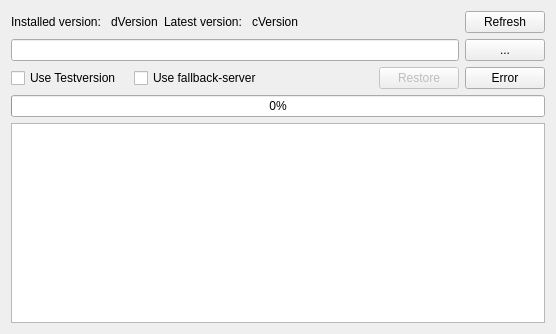
FusionLauncher/FusionUpdater, file mainwindow.ui: the form before one commit.
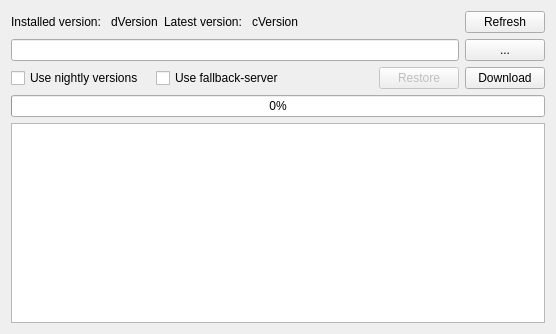
The form after the commit.

Commit message:
Change the Updater to fit latest Issues
[ISSUE 28]
[ISSUE 35]
[ISSUE 33]
[ISSUE 29]
[ISSUE 30]

What changed in the file:
```diff
--- a/mainwindow.ui
+++ b/mainwindow.ui
@@ -143,7 +143,7 @@
        <item>
         <widget class="QCheckBox" name="cb_useNightly">
          <property name="text">
-          <string>Use Testversion</string>
+          <string>Use nightly versions</string>
          </property>
         </widget>
        </item>
@@ -187,7 +187,7 @@
        <item>
         <widget class="QPushButton" name="updateButton">
          <property name="text">
-          <string>Error</string>
+          <string>Download</string>
          </property>
         </widget>
        </item>
```
The commit also changes 2 other files.
